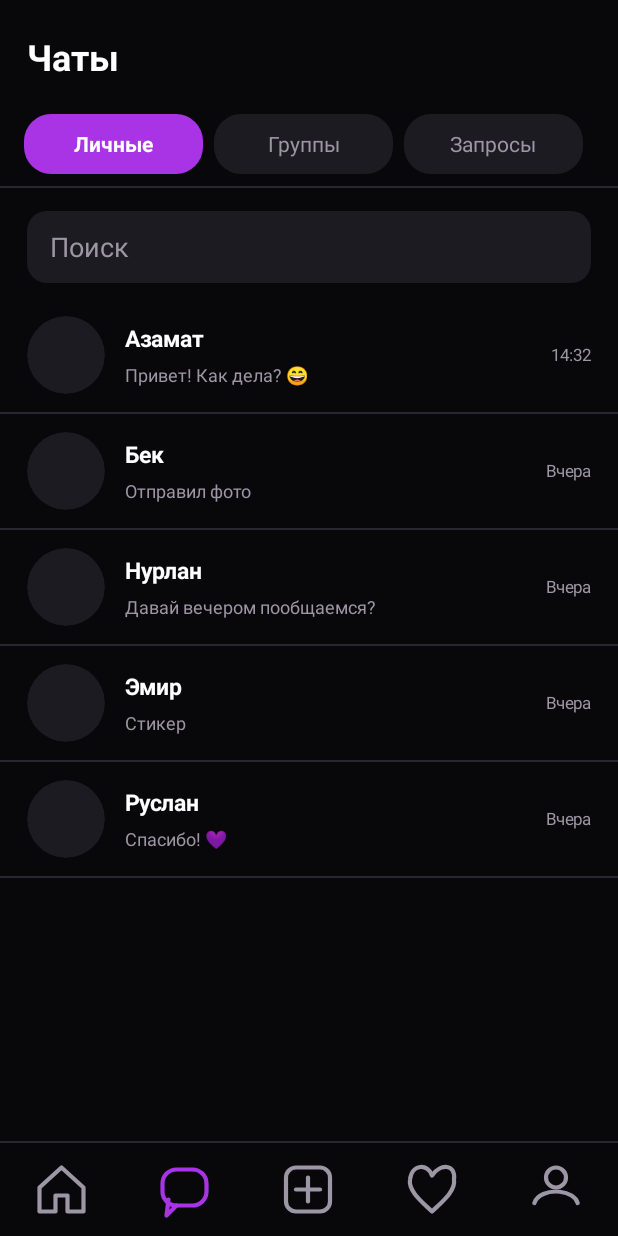
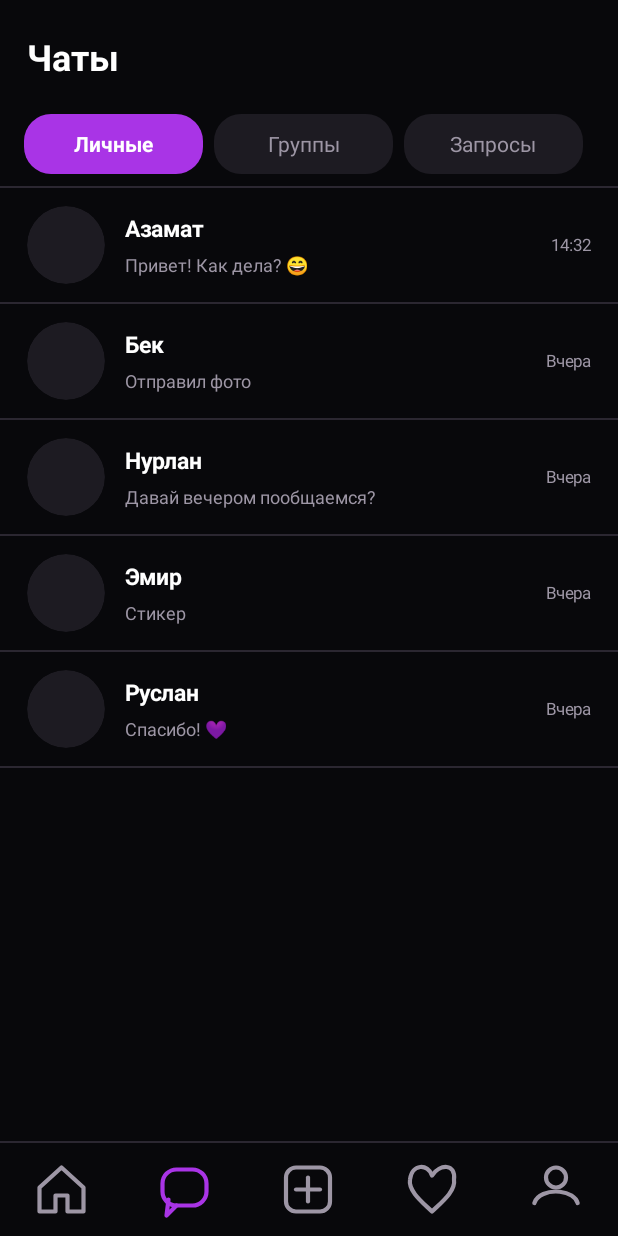
Before and after one commit to Shukay1/sum-mobile, an Android app: the screen it shows after launch (MainActivity), after a tap on "Чаты", on a phone screen of 412 x 824 dp. Run offline under Robolectric (Android 15) with nearby library versions, the phone set to English and light mode, and no system bars; 2 other taps on this screen came first.

Commit message:
Align main feed and chats layout with supplied ten-screen reference

```diff
--- a/app/src/main/java/app/menly/preview/MainActivity.java
+++ b/app/src/main/java/app/menly/preview/MainActivity.java
@@ -98,7 +98,6 @@ public class MainActivity extends Activity {
   void feed(){
     LinearLayout bar=horizontal();pad(bar,20,12,20,8);TextView logo=text("♡",34,accent,true);bar.addView(logo,new LinearLayout.LayoutParams(0,dp(46),1));TextView bell=button("♧",()->notifications());bar.addView(bell);content.addView(bar);
     tabs(new String[]{"Для тебя","Подписки"},0,i->{if(i==1)dialog("Подписки","Подписки будут синхронизироваться после подключения сервера");});
-    stories();
     for(int i=0;i<posts.size();i++)postCard(i);
   }
   void stories(){
@@ -148,7 +147,7 @@ public class MainActivity extends Activity {
   }
   void comments(Post p){EditText input=new EditText(this);input.setHint("Написать комментарий");new AlertDialog.Builder(this).setTitle("Комментарии · "+p.comments).setView(input).setNegativeButton("Отмена",null).setPositiveButton("Отправить",(d,w)->{if(input.getText().length()>0){p.comments++;persist();show(0);}}).show();}
   void chats(){heading("Чаты");chatTabs();
-    EditText search=new EditText(this);search.setSingleLine();search.setTextColor(WHITE);search.setHintTextColor(MUTED);search.setHint("Поиск");search.setBackground(shape(CARD,13));pad(search,15,9,15,9);LinearLayout.LayoutParams sp=lp(-1,48);sp.setMargins(dp(18),dp(15),dp(18),dp(10));content.addView(search,sp);
+
     if(chatMode.equals("Запросы")){row("Айдар · Новый запрос","Нажми, чтобы принять или отклонить",()->requests());row("Бек · Новый запрос","Нажми, чтобы принять или отклонить",()->requests());return;}
     if(chatMode.equals("Группы"))row("＋ Создать группу","Публичная или приватная",()->newGroup());
     String[] names=chatMode.equals("Группы")?groups.toArray(new String[0]):new String[]{"Азамат","Бек","Нурлан","Эмир","Руслан"};
```
